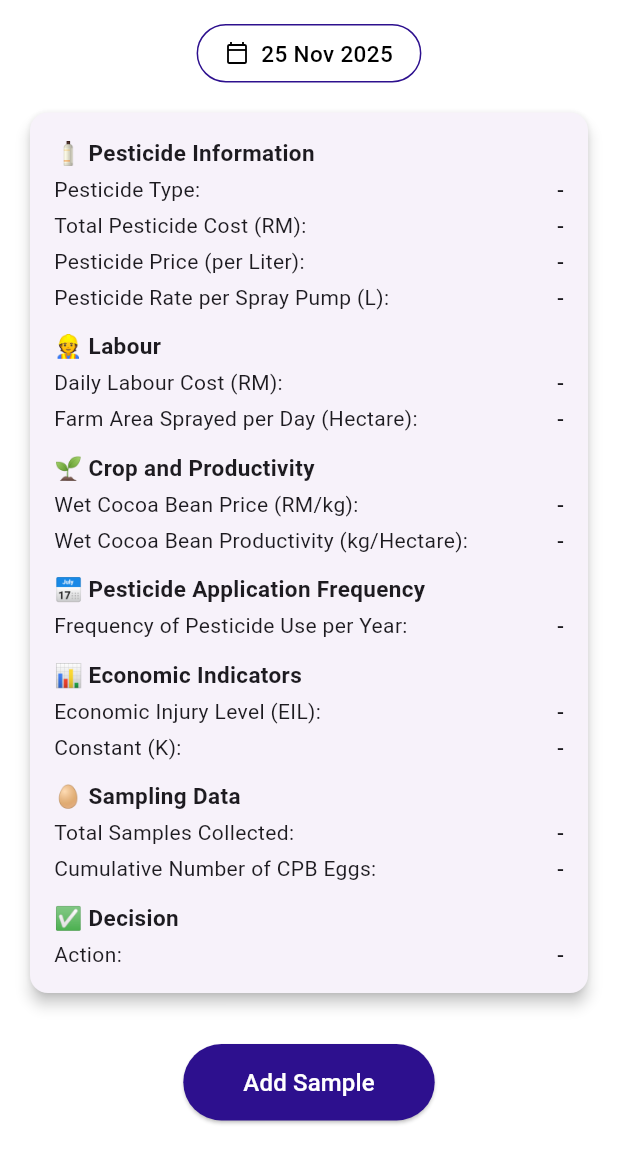
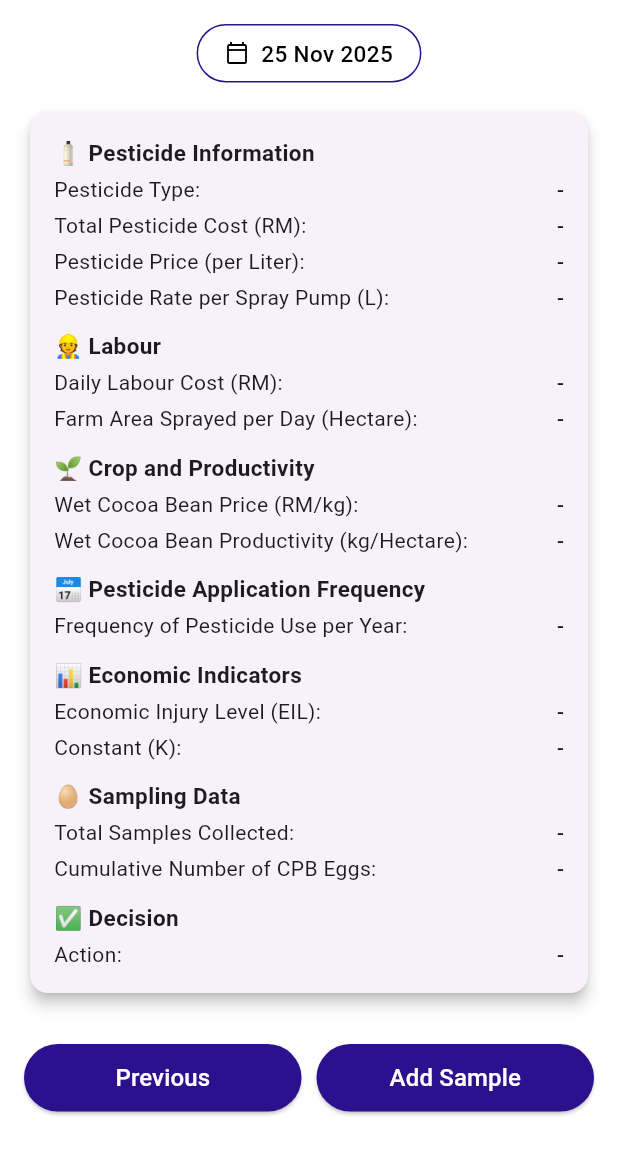
Before and after one commit to JulianVictor/COS40005-Computing-Technology-Project-A, a Flutter app: the SampleResultPage screen opened directly, on a phone screen of 412 x 824 dp, the part 84-1236 px from its top. Run offline on Flutter 3.47's test engine with Material 3 defaults, Android fonts, the phone set to English and light mode, and no system bars; our stand-ins replace image_picker, table_calendar; missing offline and left inert: tflite_flutter.

Commit message:
Improve sample result
- Add "Previous" button, it navigate back to labour cost

```diff
--- a/lib/pages/sample_result.dart
+++ b/lib/pages/sample_result.dart
@@ -1,6 +1,7 @@
 import 'package:flutter/material.dart';
 import 'package:intl/intl.dart';
 import 'scan_sample.dart';
+import 'labour_cost.dart'; // Add this import for navigation back to Labour cost page
 
 class SampleResultPage extends StatefulWidget {
   const SampleResultPage({super.key});
@@ -18,7 +19,6 @@ class _SampleResultPageState extends State<SampleResultPage> {
     final now = DateTime.now();
     return "${now.day.toString().padLeft(2, '0')}.${now.month.toString().padLeft(2, '0')}.${now.year}";
   }
-
 
   @override
   Widget build(BuildContext context) {
@@ -119,29 +119,51 @@ class _SampleResultPageState extends State<SampleResultPage> {
 
               const SizedBox(height: 30),
 
-              Center(
-                child: ElevatedButton(
-                  style: ElevatedButton.styleFrom(
-                    backgroundColor: purple,
-                    padding: const EdgeInsets.symmetric(horizontal: 40, vertical: 14),
-                    shape: RoundedRectangleBorder(
-                      borderRadius: BorderRadius.circular(30),
-                    ),
+              // Navigation Buttons - Updated to match Pesticide and Labour pages
+              Row(
+                children: [
+                  Expanded(
+                    child: _bottomButton("Previous", purple, () {
+                      // Navigate back to Labour Cost page
+                      Navigator.pushReplacement(
+                        context,
+                        MaterialPageRoute(builder: (context) => const LabourCostPage()),
+                      );
+                    }),
                   ),
-                  onPressed: () {
-                    Navigator.push(
-                      context,
-                      MaterialPageRoute(builder: (context) => const ScanSamplePage()),
-                    );
-                  },
-                  child: const Text(
-                    "Add Sample",
-                    style: TextStyle(color: Colors.white, fontSize: 16),
+                  const SizedBox(width: 10),
+                  Expanded(
+                    child: _bottomButton("Add Sample", purple, () {
+                      Navigator.push(
+                        context,
+                        MaterialPageRoute(builder: (context) => const ScanSamplePage()),
+                      );
+                    }),
                   ),
-                ),
+                ],
               ),
             ],
           ),
+        ),
+      ),
+    );
+  }
+
+  // Bottom button widget to match the style from other pages
+  Widget _bottomButton(String text, Color color, VoidCallback onTap) {
+    return SizedBox(
+      height: 45,
+      child: ElevatedButton(
+        style: ElevatedButton.styleFrom(
+          backgroundColor: color,
+          shape: RoundedRectangleBorder(
+            borderRadius: BorderRadius.circular(30),
+          ),
+        ),
+        onPressed: onTap,
+        child: Text(
+          text,
+          style: const TextStyle(color: Colors.white, fontSize: 16),
         ),
       ),
     );
```
